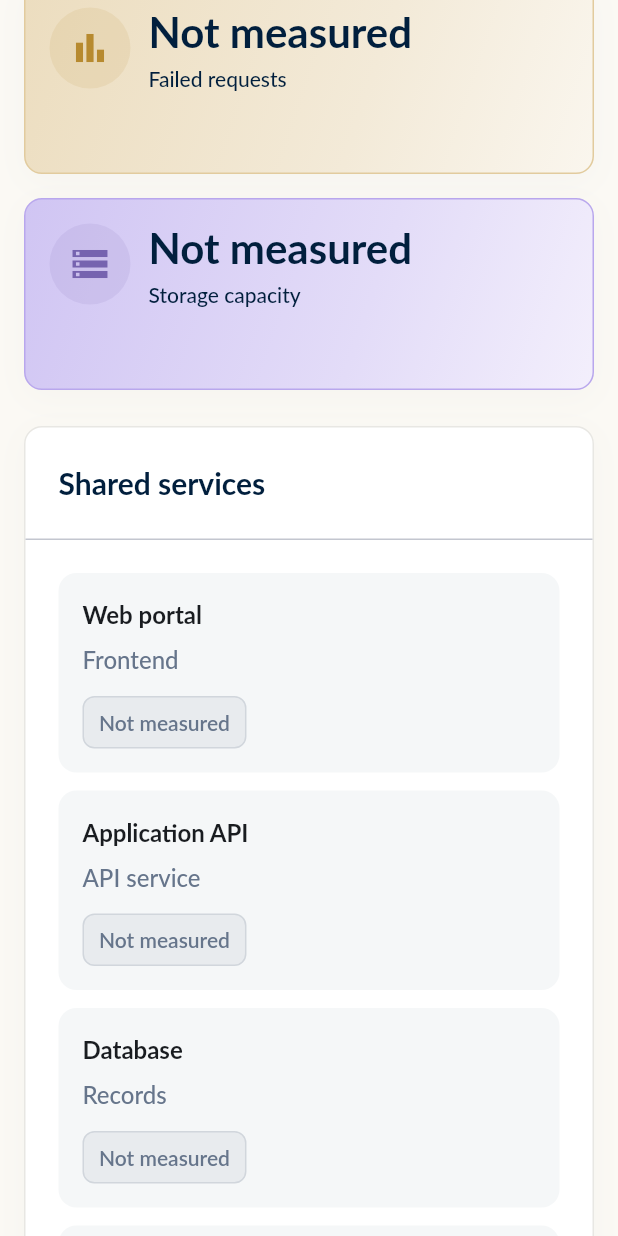
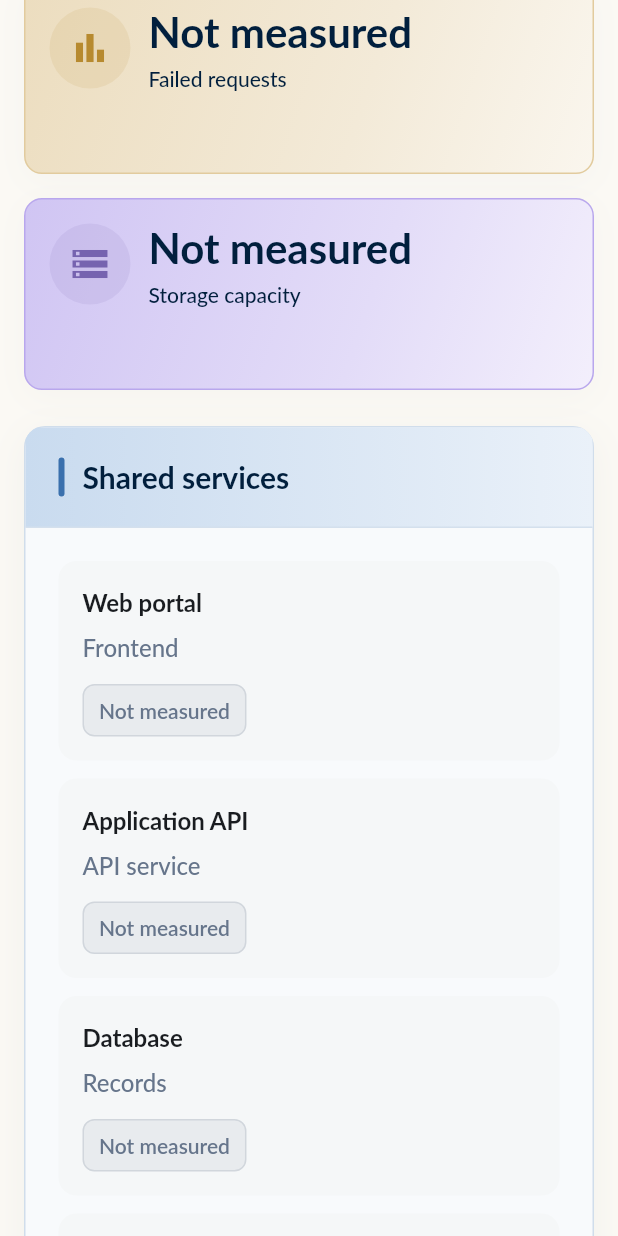
Before and after one commit to jemsi-442/madrasa, a Flutter app: the PlatformSystemHealthPage widget shown alone on an empty page, opened directly with empty values, scrolled down 576 dp, on a phone screen of 412 x 824 dp. Run offline on Flutter 3.47's test engine with Material 3 defaults, Android fonts, the phone set to English and light mode, and no system bars; our stand-ins replace font_awesome_flutter, video_player, web, webview_flutter; missing offline and left inert: dart:js_interop, dart:ui_web, pdfrx.

Commit message:
Unify IT overview and health panels with contextual color

```diff
--- a/frontend/lib/src/platform_system_health_page.dart
+++ b/frontend/lib/src/platform_system_health_page.dart
@@ -52,27 +52,8 @@ class _PlatformSystemHealthPageState extends State<PlatformSystemHealthPage> {
     super.dispose();
   }
 
-  Widget panel(String title, Widget body) => Container(
-    decoration: AfaqDesign.panelDecoration(),
-    child: Column(
-      crossAxisAlignment: CrossAxisAlignment.stretch,
-      children: [
-        Padding(
-          padding: const EdgeInsets.all(22),
-          child: Text(
-            title,
-            style: const TextStyle(
-              fontSize: 20,
-              fontWeight: FontWeight.w700,
-              color: AfaqDesign.ink,
-            ),
-          ),
-        ),
-        const Divider(height: 1),
-        Padding(padding: const EdgeInsets.all(22), child: body),
-      ],
-    ),
-  );
+  Widget panel(String title, Widget body) =>
+      ItSectionPanel(title: title, child: body);
 
   @override
   Widget build(BuildContext context) {
@@ -322,9 +303,12 @@ class _PlatformSystemHealthPageState extends State<PlatformSystemHealthPage> {
     final right = Column(
       crossAxisAlignment: CrossAxisAlignment.stretch,
       children: [
-        panel(
-          'Service attention',
-          Column(
+        ItSectionPanel(
+          accent: fresh && failed.isNotEmpty
+              ? AfaqDesign.gold
+              : AfaqDesign.blue,
+          title: 'Service attention',
+          child: Column(
             crossAxisAlignment: CrossAxisAlignment.stretch,
             children: [
               if (!fresh)
```
Also changed, not shown: frontend/lib/src/platform_it_dashboard.dart (+6 -22 lines), 1 other file.
